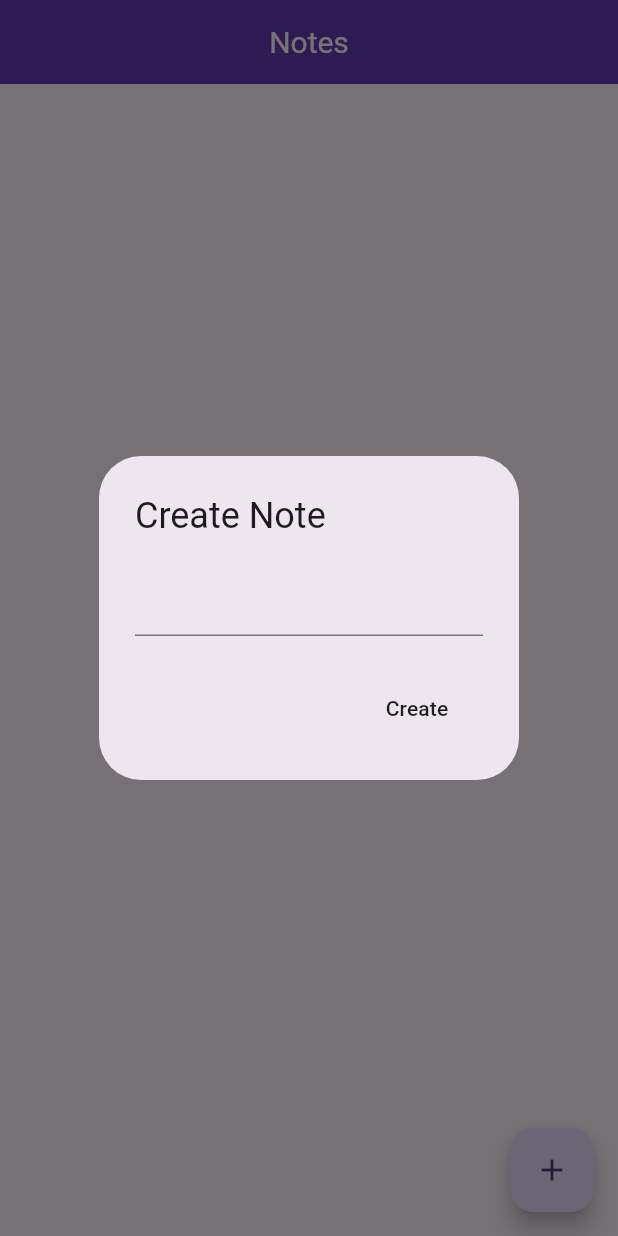
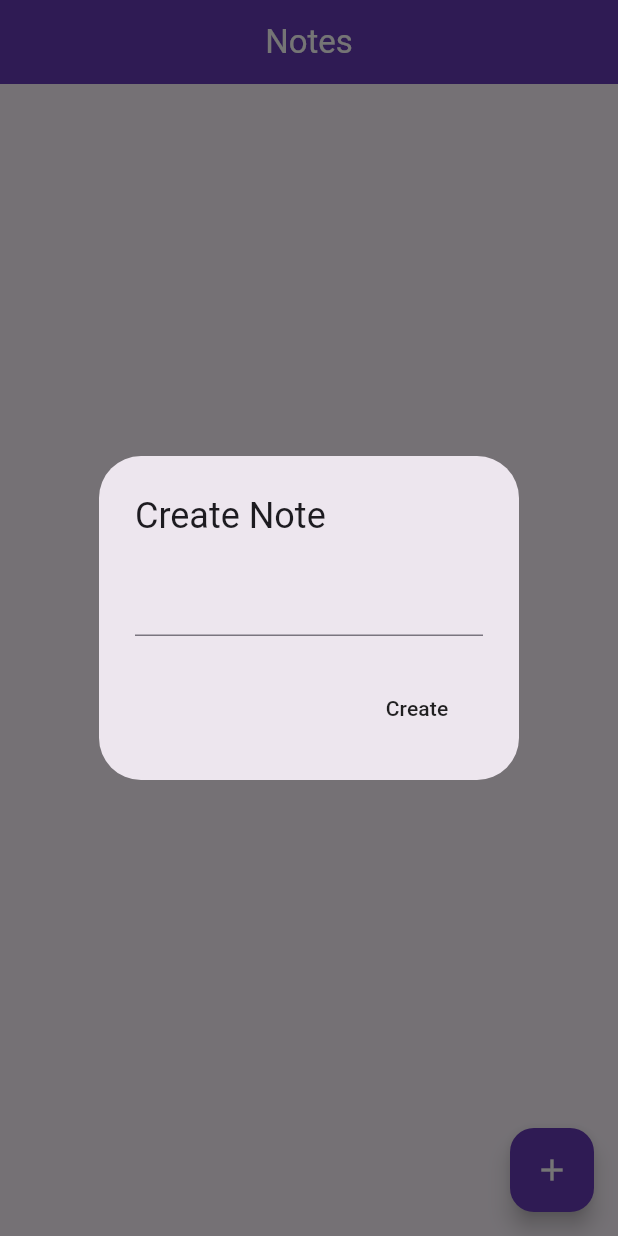
Before and after one commit to md-siam/isar_notepad, a Flutter app: the screen it shows after launch, after a tap on the "add" icon, on a phone screen of 412 x 824 dp. Run offline on Flutter 3.47's test engine with Material 3 defaults, Android fonts, the light colour scheme and no system bars; our stand-ins replace isar; accounts and stored records are empty; generated files the repository leaves out were written again.

Commit message:
third commit

```diff
--- a/lib/main.dart
+++ b/lib/main.dart
@@ -3,6 +3,7 @@ import 'package:isar_notepad/models/note_database.dart';
 import 'package:provider/provider.dart';
 
 import 'pages/notes_page.dart';
+import 'theme/app_theme.dart';
 
 void main() async {
   // initialization note isar database
@@ -12,28 +13,12 @@ void main() async {
   runApp(
     ChangeNotifierProvider(
       create: (context) => NoteDatabase(),
-      child: const MyApp(),
+      child: MaterialApp(
+        title: 'Isar Notepad',
+        debugShowCheckedModeBanner: false,
+        theme: AppTheme.data(),
+        home: const NotesPage(),
+      ),
     ),
   );
 }
-
-class MyApp extends StatelessWidget {
-  const MyApp({super.key});
-
-  @override
-  Widget build(BuildContext context) {
-    return MaterialApp(
-      title: 'Isar Notepad',
-      debugShowCheckedModeBanner: false,
-      theme: ThemeData(
-        useMaterial3: true,
-        colorScheme: ColorScheme.fromSeed(seedColor: Colors.deepPurple),
-        appBarTheme: const AppBarTheme(
-          backgroundColor: Colors.deepPurple,
-          titleTextStyle: TextStyle(fontSize: 20, color: Colors.white),
-        ),
-      ),
-      home: const NotesPage(),
-    );
-  }
-}
--- a/lib/pages/notes_page.dart
+++ b/lib/pages/notes_page.dart
@@ -109,7 +109,10 @@ class _NotesPageState extends State<NotesPage> {
             padding: const EdgeInsets.all(8.0),
             child: Card(
               child: ListTile(
-                leading: Text('ID: ${note.id}'),
+                leading: Text(
+                  'ID: ${note.id}',
+                  style: const TextStyle(fontSize: 12),
+                ),
                 title: Text(note.text),
                 trailing: Row(
                   mainAxisSize: MainAxisSize.min,
--- /dev/null
+++ b/lib/theme/app_theme.dart
@@ -0,0 +1,20 @@
+import 'package:flutter/material.dart';
+
+class AppTheme {
+  static ThemeData data() {
+    return ThemeData(
+      useMaterial3: true,
+      colorScheme: ColorScheme.fromSeed(
+        seedColor: Colors.deepPurple,
+      ),
+      appBarTheme: const AppBarTheme(
+        backgroundColor: Colors.deepPurple,
+        foregroundColor: Colors.white,
+      ),
+      floatingActionButtonTheme: const FloatingActionButtonThemeData(
+        backgroundColor: Colors.deepPurple,
+        foregroundColor: Colors.white,
+      ),
+    );
+  }
+}
```
Also changed, not shown: demo/demo.gif (added), 2 other files.
